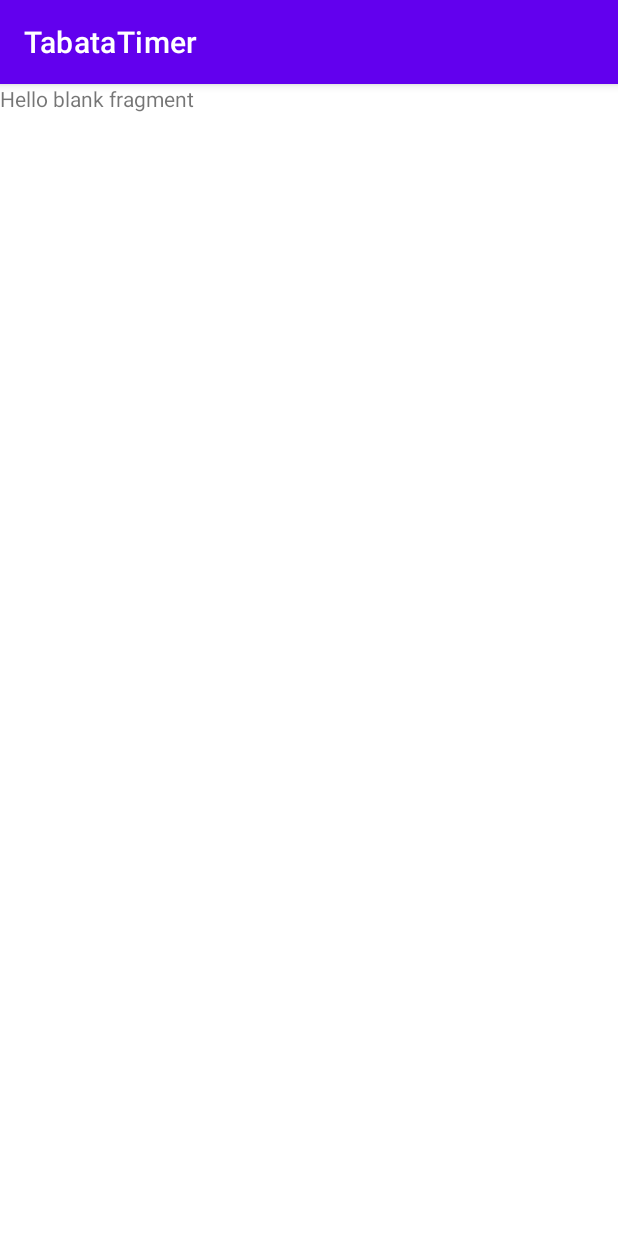
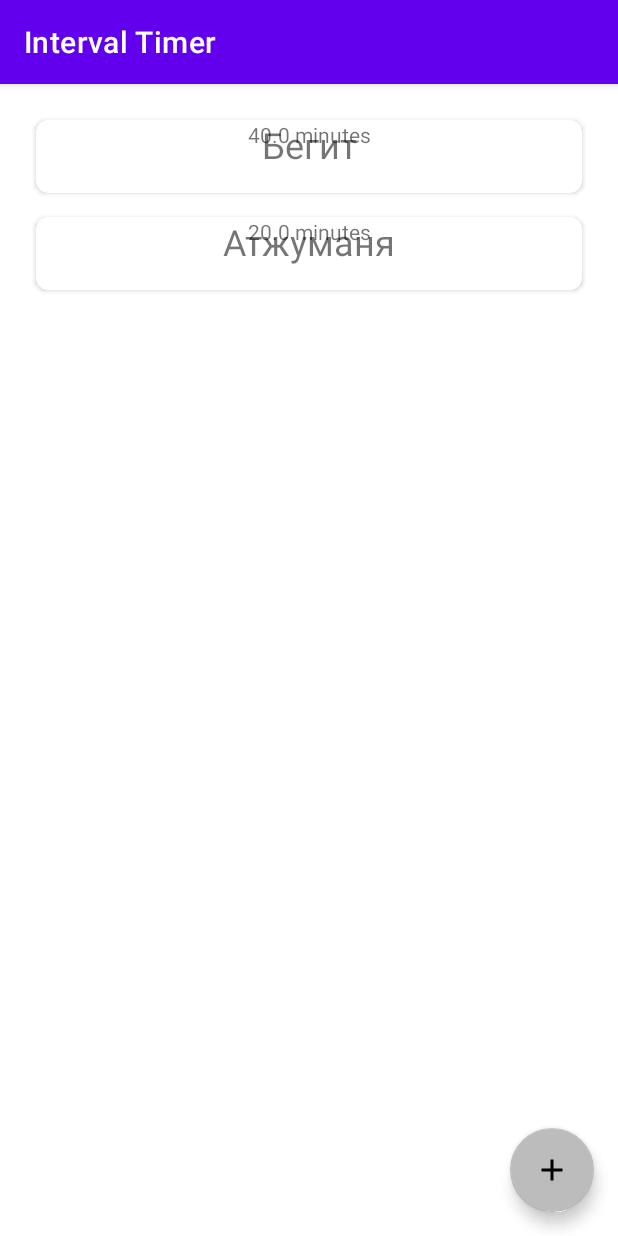
Before and after one commit to Skava600/Software-design-2021, an Android app: the screen it shows after launch (MainActivity), on a phone screen of 412 x 824 dp. Run offline under Robolectric (Android 15) with nearby library versions, the phone set to English and light mode, and no system bars; our stand-ins replace navigation-ui.

Commit message:
Add: Workout Adapter

```diff
--- a/TabataTimer/app/build.gradle
+++ b/TabataTimer/app/build.gradle
@@ -30,6 +30,8 @@ android {
     kotlinOptions {
         jvmTarget = '1.8'
     }
+    buildToolsVersion '31.0.0'
+    compileSdkVersion 31
 }
 
 dependencies {
@@ -37,15 +39,23 @@ dependencies {
     implementation 'androidx.core:core-ktx:1.7.0'
     implementation 'androidx.appcompat:appcompat:1.3.1'
     implementation 'com.google.android.material:material:1.4.0'
-    implementation 'androidx.constraintlayout:constraintlayout:2.1.1'
-    implementation 'androidx.navigation:navigation-fragment:2.3.5'
+
+
     implementation 'androidx.legacy:legacy-support-v4:1.0.0'
+
     testImplementation 'junit:junit:4.+'
     androidTestImplementation 'androidx.test.ext:junit:1.1.3'
     androidTestImplementation 'androidx.test.espresso:espresso-core:3.4.0'
+
     // Room components
     implementation "androidx.room:room-runtime:2.3.0"
     kapt "androidx.room:room-compiler:2.3.0"
     implementation "androidx.room:room-ktx:2.3.0"
     androidTestImplementation "androidx.room:room-testing:2.3.0"
+
+    // UI
+    implementation "com.google.android.material:material:1.4.0"
+    implementation 'androidx.navigation:navigation-fragment-ktx:2.3.5'
+    implementation 'androidx.constraintlayout:constraintlayout:2.1.1'
+    implementation 'androidx.navigation:navigation-ui-ktx:2.3.5'
 }
--- a/TabataTimer/app/src/main/java/com/example/tabatatimer/LandingFragment.kt
+++ b/TabataTimer/app/src/main/java/com/example/tabatatimer/LandingFragment.kt
@@ -1,24 +1,47 @@
 package com.example.tabatatimer
 
 
+import android.net.wifi.WpsInfo
 import android.os.Bundle
 import android.view.LayoutInflater
 import android.view.View
 import android.view.ViewGroup
 import androidx.fragment.app.Fragment
+import androidx.recyclerview.widget.LinearLayoutManager
+import androidx.recyclerview.widget.RecyclerView
 import com.example.tabatatimer.R
+import com.google.android.material.floatingactionbutton.FloatingActionButton
 
 /**
  * A simple [Fragment] subclass.
  */
 class LandingFragment : Fragment() {
 
+    var recyclerLayout: LinearLayoutManager? = null
+    var recyclerAdapter: WorkoutAdapter? = null
+
     override fun onCreateView(
         inflater: LayoutInflater, container: ViewGroup?,
         savedInstanceState: Bundle?
     ): View? {
         // Inflate the layout for this fragment
-        return inflater.inflate(R.layout.fragment_landing, container, false)
+        val view = inflater.inflate(R.layout.fragment_landing, container, false)
+
+        val mFab = view.findViewById<FloatingActionButton>(R.id.addWorkoutButton)
+        mFab.setOnClickListener {
+            TODO("implement navigating to creating new workout")
+        }
+
+        val workouts = listOf<Workout>(
+            Workout(1, "Бегит", 40.0),
+            Workout(2, "Атжуманя", 20.0))
+        recyclerLayout = LinearLayoutManager(this.context)
+        recyclerAdapter = WorkoutAdapter(workouts)
+        view.findViewById<RecyclerView>(R.id.cardRecyclerView).apply {
+            layoutManager = recyclerLayout
+            adapter = recyclerAdapter
+        }
+        return view
     }
 
 
--- a/TabataTimer/app/src/main/java/com/example/tabatatimer/MainActivity.kt
+++ b/TabataTimer/app/src/main/java/com/example/tabatatimer/MainActivity.kt
@@ -2,10 +2,26 @@ package com.example.tabatatimer
 
 import androidx.appcompat.app.AppCompatActivity
 import android.os.Bundle
+import android.view.Menu
+import android.view.MenuItem
+import androidx.navigation.findNavController
+import androidx.navigation.ui.NavigationUI
 
 class MainActivity : AppCompatActivity() {
     override fun onCreate(savedInstanceState: Bundle?) {
         super.onCreate(savedInstanceState)
         setContentView(R.layout.activity_main)
+
+        val navController = this.findNavController(R.id.navHostFragment)
+        NavigationUI.setupActionBarWithNavController(this, navController)
+    }
+
+    override fun onSupportNavigateUp(): Boolean {
+        val navController = this.findNavController(R.id.navHostFragment)
+        return navController.navigateUp()
+    }
+
+    override fun onOptionsItemSelected(item: MenuItem): Boolean {
+        return super.onOptionsItemSelected(item)
     }
 }
--- /dev/null
+++ b/TabataTimer/app/src/main/java/com/example/tabatatimer/Workout.kt
@@ -0,0 +1,7 @@
+package com.example.tabatatimer
+
+data class Workout(var id: Int,
+                   var name: String,
+                   var time: Double) {
+
+}
--- /dev/null
+++ b/TabataTimer/app/src/main/java/com/example/tabatatimer/WorkoutAdapter.kt
@@ -0,0 +1,46 @@
+package com.example.tabatatimer
+
+import android.view.LayoutInflater
+import android.view.TextureView
+import android.view.View
+import android.view.ViewGroup
+import android.widget.TextView
+import androidx.recyclerview.widget.RecyclerView
+import com.example.data.WorkoutDao
+
+class WorkoutAdapter(): RecyclerView.Adapter<WorkoutAdapter.WorkoutViewHolder>() {
+    private var workouts: List<Workout>? = null
+
+    constructor(workouts: List<Workout>) : this(){
+        this.workouts = workouts
+    }
+
+    class WorkoutViewHolder(val workoutView: View): RecyclerView.ViewHolder(workoutView)
+
+    override fun onCreateViewHolder(parent: ViewGroup, viewType: Int): WorkoutViewHolder {
+        val view = LayoutInflater.from(parent.context).inflate(
+            R.layout.workout_cardview,
+            parent,
+            false)
+        view.setOnClickListener {
+            TODO("Implement callback on clicked item")
+        }
+
+        return WorkoutViewHolder(view)
+    }
+
+    override fun onBindViewHolder(holder: WorkoutViewHolder, position: Int) {
+        val workoutName = holder.workoutView.findViewById<TextView>(R.id.workoutNameText)
+        val workoutTime = holder.workoutView.findViewById<TextView>(R.id.workoutTimeText)
+
+        val workout = workouts?.get(position) ?: Workout(0,"", 0.0);
+
+        workoutName.text = workout.name
+        workoutTime.text = workout.time.toString() + " minutes"
+    }
+
+    override fun getItemCount(): Int {
+        return workouts ?.size?: 0
+    }
+
+}
--- /dev/null
+++ b/TabataTimer/app/src/main/res/drawable/ic_plus.xml
@@ -0,0 +1,5 @@
+<vector android:height="24dp" android:tint="#FFFFFF"
+    android:viewportHeight="24.0" android:viewportWidth="24.0"
+    android:width="24dp" xmlns:android="http://schemas.android.com/apk/res/android">
+    <path android:fillColor="#FF000000" android:pathData="M19,13h-6v6h-2v-6H5v-2h6V5h2v6h6v2z"/>
+</vector>
--- a/TabataTimer/app/src/main/res/layout/fragment_landing.xml
+++ b/TabataTimer/app/src/main/res/layout/fragment_landing.xml
@@ -1,14 +1,34 @@
 <?xml version="1.0" encoding="utf-8"?>
-<FrameLayout xmlns:android="http://schemas.android.com/apk/res/android"
+<androidx.constraintlayout.widget.ConstraintLayout
+    xmlns:android="http://schemas.android.com/apk/res/android"
+    xmlns:app="http://schemas.android.com/apk/res-auto"
     xmlns:tools="http://schemas.android.com/tools"
     android:layout_width="match_parent"
     android:layout_height="match_parent"
-    tools:context=".LandingFragment">
+    tools:context=".LandingFragment" >
+        <androidx.recyclerview.widget.RecyclerView
+            android:id="@+id/cardRecyclerView"
+            android:layout_width="match_parent"
+            android:layout_height="match_parent"
+            android:layout_marginStart="16dp"
+            android:layout_marginTop="16dp"
+            android:layout_marginEnd="16dp"
+            android:layout_marginBottom="16dp"
+            app:layout_constraintBottom_toBottomOf="parent"
+            app:layout_constraintEnd_toEndOf="parent"
+            app:layout_constraintStart_toStartOf="parent"
+            app:layout_constraintTop_toTopOf="parent" />
 
-    <!-- TODO: Update blank fragment layout -->
-    <TextView
-        android:layout_width="match_parent"
-        android:layout_height="match_parent"
-        android:text="@string/hello_blank_fragment" />
+        <com.google.android.material.floatingactionbutton.FloatingActionButton
+            android:id="@+id/addWorkoutButton"
+            android:layout_width="wrap_content"
+            android:layout_height="wrap_content"
+            android:layout_marginEnd="16dp"
+            android:layout_marginBottom="16dp"
+            android:clickable="true"
+            android:src="@drawable/ic_plus"
+            app:backgroundTint="#BCBCBC"
+            app:layout_constraintBottom_toBottomOf="parent"
+            app:layout_constraintEnd_toEndOf="parent" />
 
-</FrameLayout>
+    </androidx.constraintlayout.widget.ConstraintLayout>
--- /dev/null
+++ b/TabataTimer/app/src/main/res/layout/workout_cardview.xml
@@ -0,0 +1,41 @@
+<?xml version="1.0" encoding="utf-8"?>
+<LinearLayout xmlns:android="http://schemas.android.com/apk/res/android"
+    android:layout_width="match_parent"
+    android:layout_height="wrap_content"
+    xmlns:app="http://schemas.android.com/apk/res-auto"
+    android:orientation="vertical">
+
+    <androidx.cardview.widget.CardView
+        android:layout_width="match_parent"
+        android:layout_height="match_parent"
+        android:layout_marginStart="8dp"
+        android:layout_marginTop="8dp"
+        android:layout_marginEnd="8dp"
+        android:layout_marginBottom="8dp"
+        app:cardBackgroundColor="@color/cardview_light_background"
+        app:cardCornerRadius="8dp">
+
+        <RelativeLayout
+            android:layout_width="match_parent"
+            android:layout_height="match_parent"
+            android:orientation="vertical">
+
+            <TextView
+                android:id="@+id/workoutNameText"
+                android:layout_width="match_parent"
+                android:layout_height="wrap_content"
+                android:layout_marginBottom="16dp"
+                android:text="Sample Workout Name"
+                android:textAlignment="center"
+                android:textSize="24sp" />
+
+            <TextView
+                android:id="@+id/workoutTimeText"
+                android:layout_width="match_parent"
+                android:layout_height="wrap_content"
+                android:text="10:05"
+                android:textAlignment="center" />
+        </RelativeLayout>
+    </androidx.cardview.widget.CardView>
+
+</LinearLayout>
--- a/TabataTimer/app/src/main/res/navigation/navigation.xml
+++ b/TabataTimer/app/src/main/res/navigation/navigation.xml
@@ -9,6 +9,6 @@
     <fragment
         android:id="@+id/landingFragment"
         android:name="com.example.tabatatimer.LandingFragment"
-        android:label="fragment_landing"
+        android:label="Interval Timer"
         tools:layout="@layout/fragment_landing" />
 </navigation>
```
